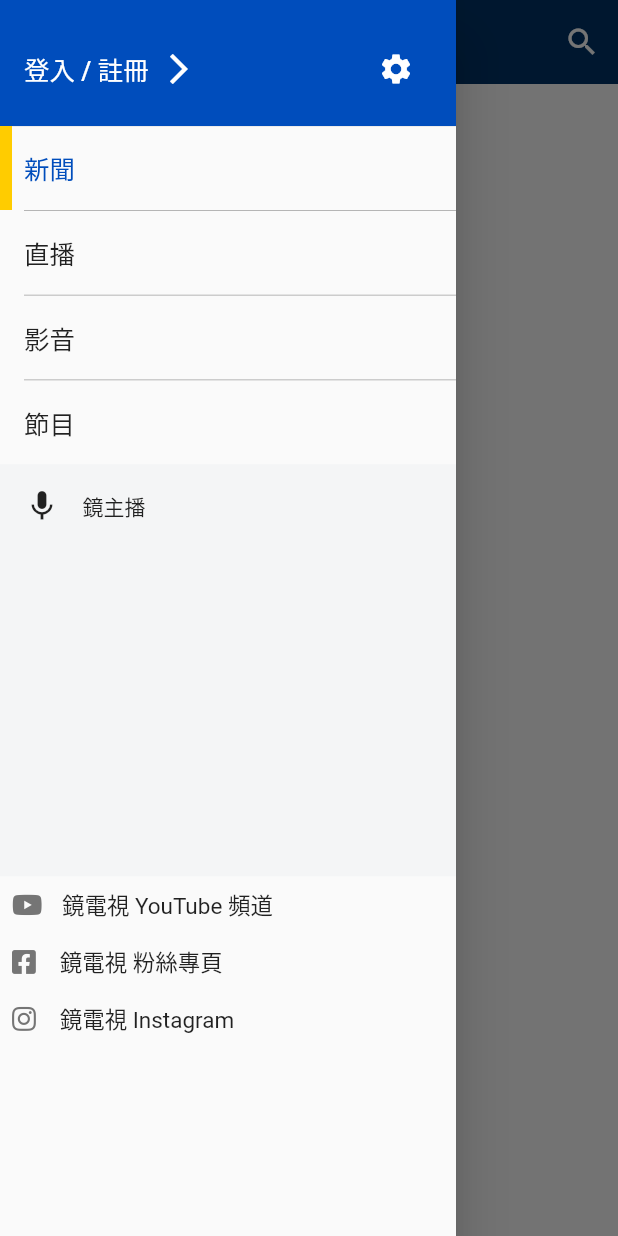
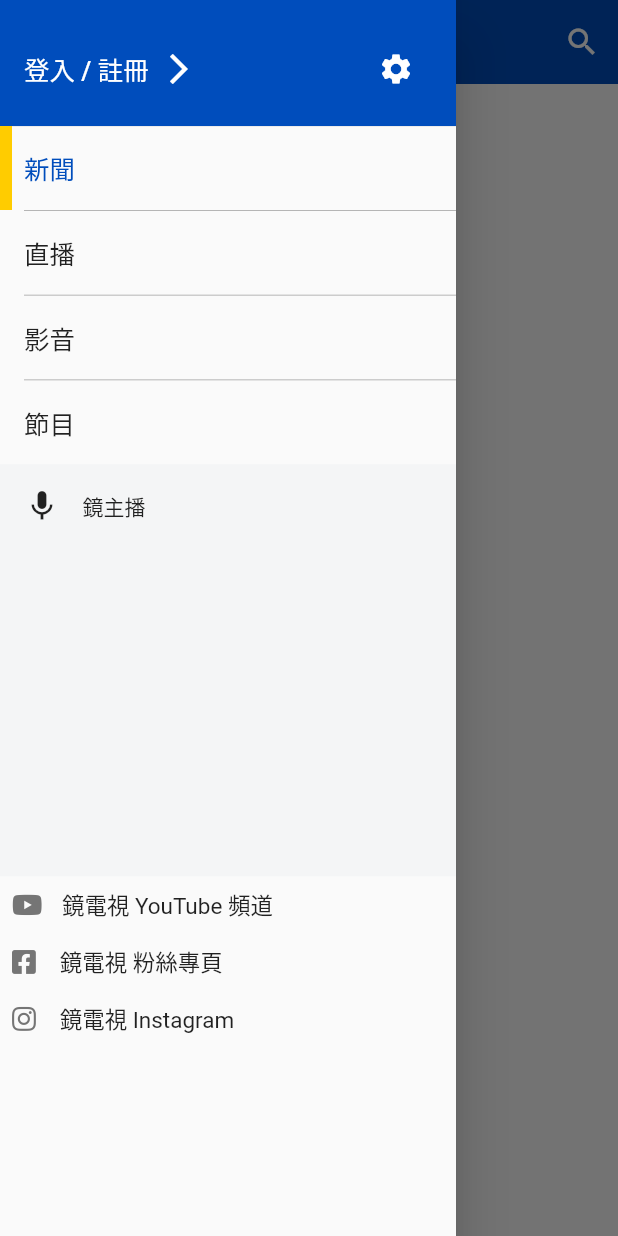
Before and after one commit to mirror-media/mnewsapp, a Flutter app: the screen it shows after launch, with the side drawer open, on a phone screen of 412 x 824 dp. Run offline on Flutter 3.47's test engine with Material 2 defaults, Android fonts, the phone set to English and light mode, and no system bars; our stand-ins replace font_awesome_flutter.

Commit message:
add dataConstants

```diff
--- /dev/null
+++ b/lib/helpers/dataConstants.dart
@@ -0,0 +1,4 @@
+import 'package:flutter/material.dart';
+
+const Color appBarColor = Color(0xff004DBC);
+const Color drawerColor = Color(0xff004DBC);
--- a/lib/initialApp.dart
+++ b/lib/initialApp.dart
@@ -1,4 +1,5 @@
 import 'package:flutter/material.dart';
+import 'package:tv/helpers/dataConstants.dart';
 import 'package:tv/widgets/homeDrawer.dart';
 
 class InitialApp extends StatefulWidget {
@@ -30,7 +31,7 @@ class _InitialAppState extends State<InitialApp> {
         icon: Icon(Icons.menu),
         onPressed: () => scaffoldkey.currentState.openDrawer()
       ),
-      backgroundColor: Color(0xff003366),
+      backgroundColor: appBarColor,
       centerTitle: true,
       title: Text('鏡新聞'),
       actions: <Widget>[
--- a/lib/widgets/homeDrawer.dart
+++ b/lib/widgets/homeDrawer.dart
@@ -1,5 +1,6 @@
 import 'package:flutter/material.dart';
 import 'package:font_awesome_flutter/font_awesome_flutter.dart';
+import 'package:tv/helpers/dataConstants.dart';
 import 'package:url_launcher/url_launcher.dart';
 
 class HomeDrawer extends StatefulWidget {
@@ -22,7 +23,7 @@ class _HomeDrawerState extends State<HomeDrawer> {
             child: DrawerHeader(
               margin: null,
               decoration: BoxDecoration(
-                color: Color(0xff004DBC),
+                color: drawerColor,
               ),
               child: Row(
                 mainAxisAlignment: MainAxisAlignment.spaceBetween,
```
